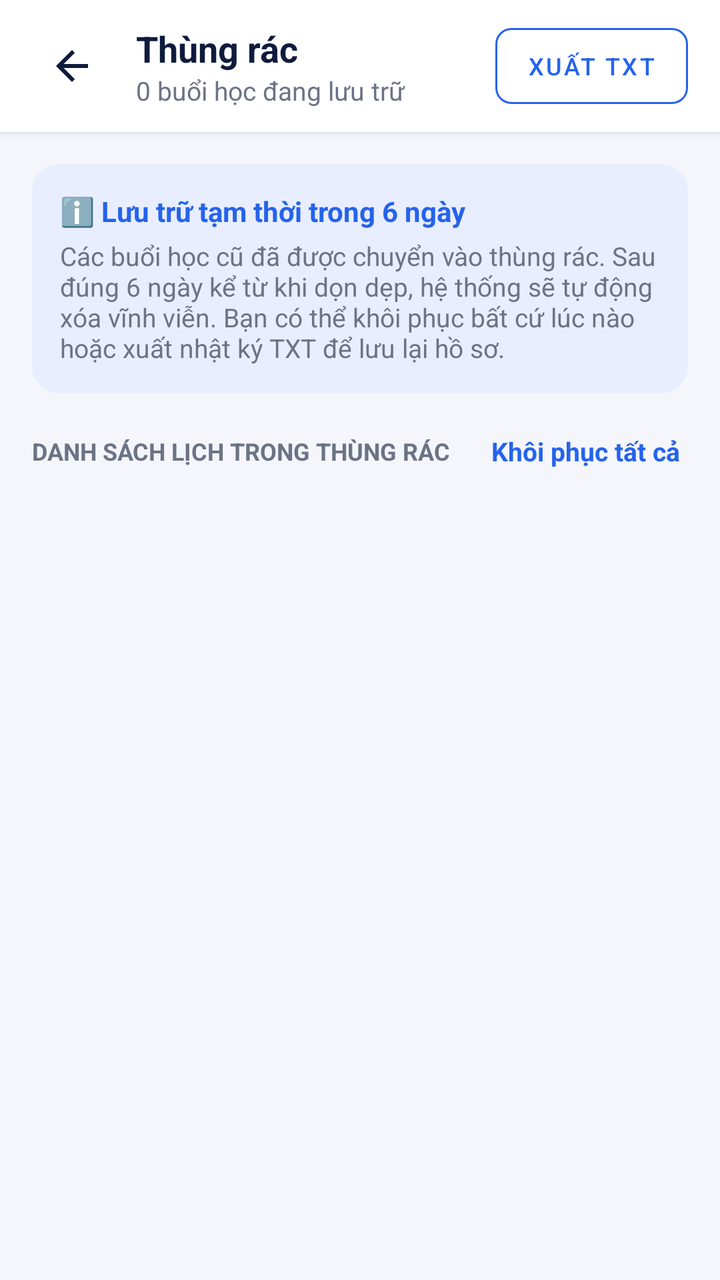
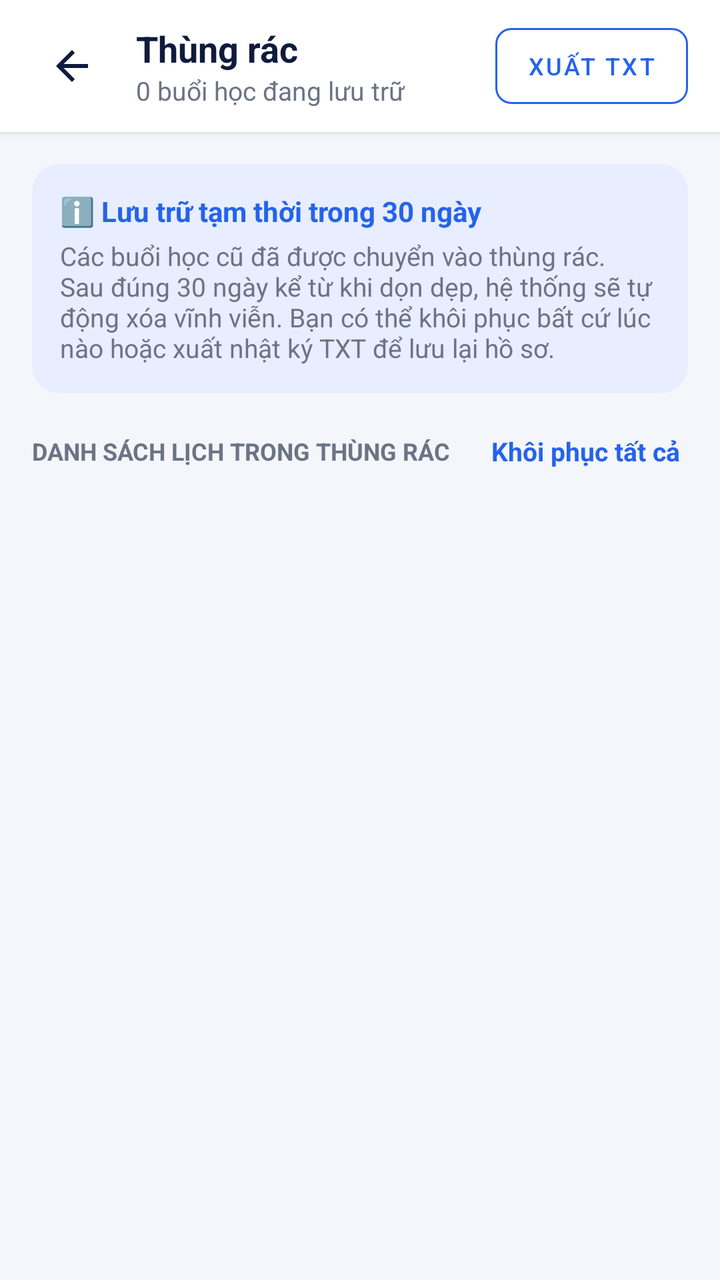

Compare the two renders of this Android layout. The source of the first and the diff that turns it into the second are given below.
<!-- AndroidManifest.xml: application theme Theme.Timetable -->
<!-- res/layout/activity_trash.xml -->
<?xml version="1.0" encoding="utf-8"?>
<LinearLayout xmlns:android="http://schemas.android.com/apk/res/android"
    xmlns:app="http://schemas.android.com/apk/res-auto"
    android:layout_width="match_parent"
    android:layout_height="match_parent"
    android:background="@color/bg"
    android:orientation="vertical">

    
    <LinearLayout
        android:layout_width="match_parent"
        android:layout_height="wrap_content"
        android:background="@color/white"
        android:elevation="2dp"
        android:gravity="center_vertical"
        android:orientation="horizontal"
        android:paddingHorizontal="16dp"
        android:paddingVertical="12dp">

        <ImageButton
            android:id="@+id/btn_back"
            android:layout_width="40dp"
            android:layout_height="40dp"
            android:background="?attr/selectableItemBackgroundBorderless"
            android:contentDescription="Quay lại"
            android:src="@drawable/ic_back"
            app:tint="@color/text_primary" />

        <LinearLayout
            android:layout_width="0dp"
            android:layout_height="wrap_content"
            android:layout_marginStart="12dp"
            android:layout_weight="1"
            android:orientation="vertical">

            <TextView
                android:layout_width="wrap_content"
                android:layout_height="wrap_content"
                android:text="Thùng rác"
                android:textColor="@color/text_primary"
                android:textSize="18sp"
                android:textStyle="bold" />

            <TextView
                android:id="@+id/tv_trash_count_subtitle"
                android:layout_width="wrap_content"
                android:layout_height="wrap_content"
                android:text="0 buổi học đang lưu trữ"
                android:textColor="@color/text_secondary"
                android:textSize="13sp" />
        </LinearLayout>

        <com.google.android.material.button.MaterialButton
            android:id="@+id/btn_export_txt"
            style="@style/Widget.MaterialComponents.Button.OutlinedButton"
            android:layout_width="wrap_content"
            android:layout_height="38dp"
            android:insetTop="0dp"
            android:insetBottom="0dp"
            android:text="Xuất TXT"
            android:textColor="@color/primary"
            android:textSize="12sp"
            app:cornerRadius="8dp"
            app:strokeColor="@color/primary" />
    </LinearLayout>

    
    <ScrollView
        android:id="@+id/scroll_content"
        android:layout_width="match_parent"
        android:layout_height="0dp"
        android:layout_weight="1"
        android:fillViewport="true">

        <LinearLayout
            android:layout_width="match_parent"
            android:layout_height="wrap_content"
            android:orientation="vertical"
            android:padding="16dp">

            
            <LinearLayout
                android:layout_width="match_parent"
                android:layout_height="wrap_content"
                android:background="@drawable/bg_info"
                android:orientation="vertical"
                android:padding="14dp">

                <TextView
                    android:layout_width="wrap_content"
                    android:layout_height="wrap_content"
                    android:text="ℹ️ Lưu trữ tạm thời trong 6 ngày"
                    android:textColor="@color/primary"
                    android:textSize="14sp"
                    android:textStyle="bold" />

                <TextView
                    android:layout_width="match_parent"
                    android:layout_height="wrap_content"
                    android:layout_marginTop="4dp"
                    android:text="Các buổi học cũ đã được chuyển vào thùng rác. Sau đúng 6 ngày kể từ khi dọn dẹp, hệ thống sẽ tự động xóa vĩnh viễn. Bạn có thể khôi phục bất cứ lúc nào hoặc xuất nhật ký TXT để lưu lại hồ sơ."
                    android:textColor="@color/text_secondary"
                    android:textSize="13sp" />
            </LinearLayout>

            
            <LinearLayout
                android:id="@+id/layout_actions_header"
                android:layout_width="match_parent"
                android:layout_height="wrap_content"
                android:layout_marginTop="16dp"
                android:layout_marginBottom="8dp"
                android:gravity="center_vertical"
                android:orientation="horizontal">

                <TextView
                    android:layout_width="0dp"
                    android:layout_height="wrap_content"
                    android:layout_weight="1"
                    android:text="DANH SÁCH LỊCH TRONG THÙNG RÁC"
                    android:textColor="@color/text_secondary"
                    android:textSize="12sp"
                    android:textStyle="bold" />

                <TextView
                    android:id="@+id/tv_restore_all"
                    android:layout_width="wrap_content"
                    android:layout_height="wrap_content"
                    android:background="?attr/selectableItemBackground"
                    android:padding="4dp"
                    android:text="Khôi phục tất cả"
                    android:textColor="@color/primary"
                    android:textSize="13sp"
                    android:textStyle="bold" />
            </LinearLayout>

            
            <LinearLayout
                android:id="@+id/container_trash_items"
                android:layout_width="match_parent"
                android:layout_height="wrap_content"
                android:orientation="vertical" />

            
            <LinearLayout
                android:id="@+id/layout_empty_trash"
                android:layout_width="match_parent"
                android:layout_height="wrap_content"
                android:layout_marginTop="60dp"
                android:gravity="center"
                android:orientation="vertical"
                android:visibility="gone">

                <ImageView
                    android:layout_width="64dp"
                    android:layout_height="64dp"
                    android:src="@drawable/ic_delete"
                    app:tint="@color/text_hint" />

                <TextView
                    android:layout_width="wrap_content"
                    android:layout_height="wrap_content"
                    android:layout_marginTop="12dp"
                    android:text="Thùng rác trống"
                    android:textColor="@color/text_primary"
                    android:textSize="16sp"
                    android:textStyle="bold" />

                <TextView
                    android:layout_width="wrap_content"
                    android:layout_height="wrap_content"
                    android:layout_marginTop="4dp"
                    android:gravity="center"
                    android:text="Không có buổi học nào trong thùng rác."
                    android:textColor="@color/text_secondary"
                    android:textSize="13sp" />
            </LinearLayout>

        </LinearLayout>
    </ScrollView>

</LinearLayout>
<!-- resources referenced by this layout -->
<resources>
  <color name="bg">#F4F6FB</color>
  <color name="primary">#2563EB</color>
  <color name="text_hint">#9AA3B5</color>
  <color name="text_primary">#0F1B3D</color>
  <color name="text_secondary">#6B7385</color>
  <color name="white">#FFFFFF</color>
  <!-- drawable bg_info (drawable) -->
  <?xml version="1.0" encoding="utf-8"?>
  <shape xmlns:android="http://schemas.android.com/apk/res/android" android:shape="rectangle">
      <solid android:color="@color/primary_light" />
      <corners android:radius="14dp" />
  </shape>
  <!-- drawable ic_back (drawable) -->
  <?xml version="1.0" encoding="utf-8"?>
  <vector xmlns:android="http://schemas.android.com/apk/res/android"
      android:width="24dp"
      android:height="24dp"
      android:viewportWidth="24"
      android:viewportHeight="24">
      <path
          android:fillColor="#FF000000"
          android:pathData="M20,11H7.83l5.59,-5.59L12,4l-8,8 8,8 1.41,-1.41L7.83,13H20v-2z" />
  </vector>
  <!-- drawable ic_delete (drawable) -->
  <?xml version="1.0" encoding="utf-8"?>
  <vector xmlns:android="http://schemas.android.com/apk/res/android"
      android:width="24dp"
      android:height="24dp"
      android:viewportWidth="24"
      android:viewportHeight="24">
      <path
          android:fillColor="#FF000000"
          android:pathData="M6,19c0,1.1 0.9,2 2,2h8c1.1,0 2,-0.9 2,-2V7H6v12zM19,4h-3.5l-1,-1h-5l-1,1H5v2h14V4z" />
  </vector>
  <style name="Theme.Timetable" parent="Theme.Material3.Light.NoActionBar">
          <item name="colorPrimary">@color/primary</item>
          <item name="colorOnPrimary">@color/white</item>
          <item name="colorSecondaryContainer">@color/primary_light</item>
          <item name="colorOnSecondaryContainer">@color/primary</item>
          <item name="colorSurface">@color/white</item>
          <item name="android:windowBackground">@color/bg</item>
          <item name="android:statusBarColor">@color/white</item>
          <item name="android:navigationBarColor">@color/white</item>
          <item name="android:windowLightStatusBar">true</item>
          <item name="android:textColorPrimary">@color/text_primary</item>
      </style>
  <color name="primary_light">#E8EEFF</color>
</resources>

<!-- the commit's change to res/layout/activity_trash.xml (unified diff, before → after) -->
@@ -89,7 +89,7 @@
                 <TextView
                     android:layout_width="wrap_content"
                     android:layout_height="wrap_content"
-                    android:text="ℹ️ Lưu trữ tạm thời trong 6 ngày"
+                    android:text="ℹ️ Lưu trữ tạm thời trong 30 ngày"
                     android:textColor="@color/primary"
                     android:textSize="14sp"
                     android:textStyle="bold" />
@@ -98,7 +98,7 @@
                     android:layout_width="match_parent"
                     android:layout_height="wrap_content"
                     android:layout_marginTop="4dp"
-                    android:text="Các buổi học cũ đã được chuyển vào thùng rác. Sau đúng 6 ngày kể từ khi dọn dẹp, hệ thống sẽ tự động xóa vĩnh viễn. Bạn có thể khôi phục bất cứ lúc nào hoặc xuất nhật ký TXT để lưu lại hồ sơ."
+                    android:text="Các buổi học cũ đã được chuyển vào thùng rác. Sau đúng 30 ngày kể từ khi dọn dẹp, hệ thống sẽ tự động xóa vĩnh viễn. Bạn có thể khôi phục bất cứ lúc nào hoặc xuất nhật ký TXT để lưu lại hồ sơ."
                     android:textColor="@color/text_secondary"
                     android:textSize="13sp" />
             </LinearLayout>
